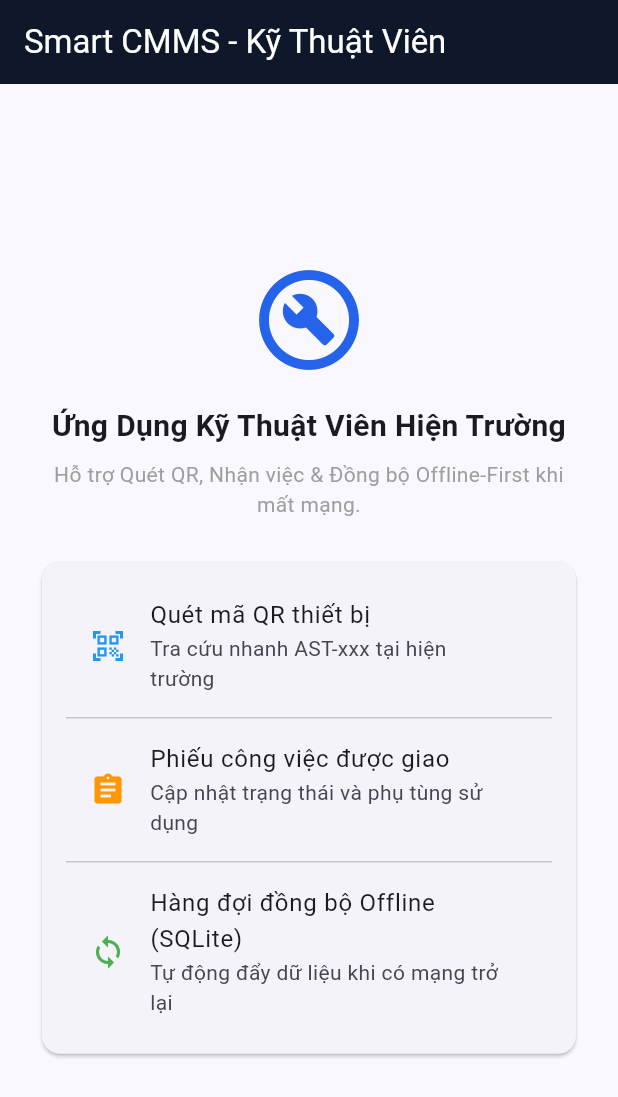
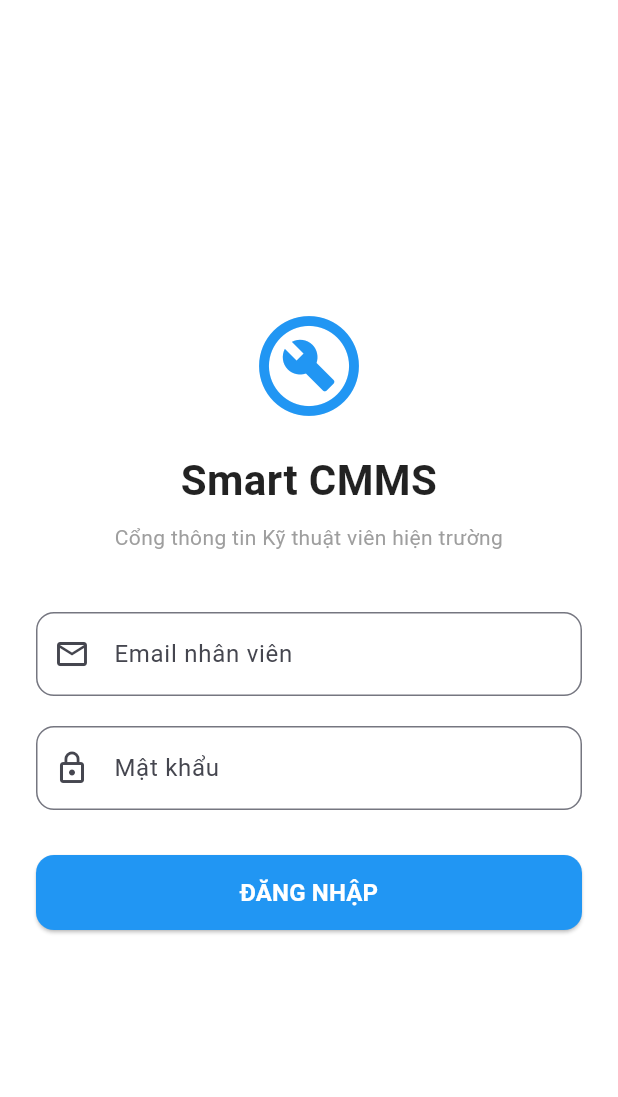
Before and after one commit to batrungtin2005/smart-cmms, a Flutter app: the screen it shows after launch, on a phone screen of 412 x 824 dp. Shown: the top 1097 px of the screen. Run offline on Flutter 3.47's test engine with Material 3 defaults, Android fonts, the phone set to English and light mode, and no system bars.

Commit message:
feat(mobile): update login screen and main configuration

```diff
--- /dev/null
+++ b/mobile/lib/login_screen.dart
@@ -0,0 +1,150 @@
+import 'package:flutter/material.dart';
+
+class LoginScreen extends StatefulWidget {
+  const LoginScreen({Key? key}) : super(key: key);
+
+  @override
+  _LoginScreenState createState() => _LoginScreenState();
+}
+
+class _LoginScreenState extends State<LoginScreen> {
+  // Khởi tạo các Controller để lấy dữ liệu người dùng nhập vào
+  final _emailController = TextEditingController();
+  final _passwordController = TextEditingController();
+
+  // Khóa form để kiểm tra validate
+  final _formKey = GlobalKey<FormState>();
+
+  bool _isLoading = false;
+
+  void _handleLogin() {
+    // Kiểm tra các trường nhập liệu có hợp lệ hay không
+    if (_formKey.currentState!.validate()) {
+      setState(() {
+        _isLoading = true;
+      });
+
+      // Giả lập quá trình gọi API đăng nhập và lưu token (Sẽ thay bằng API thật của Backend sau)
+      Future.delayed(const Duration(seconds: 2), () {
+        setState(() {
+          _isLoading = false;
+        });
+
+        // Thông báo đăng nhập thành công (Sau này sẽ chuyển hướng sang màn hình chính)
+        ScaffoldMessenger.of(context).showSnackBar(
+          const SnackBar(content: Text('Đăng nhập thành công! Đã lưu Token.')),
+        );
+      });
+    }
+  }
+
+  @override
+  Widget build(BuildContext context) {
+    return Scaffold(
+      backgroundColor: Colors.white,
+      body: Center(
+        child: SingleChildScrollView(
+          padding: const EdgeInsets.all(24.0),
+          child: Form(
+            key: _formKey,
+            child: Column(
+              mainAxisAlignment: MainAxisAlignment.center,
+              crossAxisAlignment: CrossAxisAlignment.stretch,
+              children: [
+                // Logo hoặc tiêu đề ứng dụng
+                const Icon(
+                  Icons.build_circle_outlined,
+                  size: 80,
+                  color: Colors.blue,
+                ),
+                const SizedBox(height: 16),
+                const Text(
+                  'Smart CMMS',
+                  textAlign: TextAlign.center,
+                  style: TextStyle(
+                    fontSize: 28,
+                    fontWeight: FontWeight.bold,
+                    color: Colors.black87,
+                  ),
+                ),
+                const SizedBox(height: 8),
+                const Text(
+                  'Cổng thông tin Kỹ thuật viên hiện trường',
+                  textAlign: TextAlign.center,
+                  style: TextStyle(fontSize: 14, color: Colors.grey),
+                ),
+                const SizedBox(height: 40),
+
+                // Ô nhập Email / Tên đăng nhập
+                TextFormField(
+                  controller: _emailController,
+                  decoration: InputDecoration(
+                    labelText: 'Email nhân viên',
+                    prefixIcon: const Icon(Icons.email_outlined),
+                    border: OutlineInputBorder(
+                      borderRadius: BorderRadius.circular(12),
+                    ),
+                  ),
+                  validator: (value) {
+                    if (value == null || value.isEmpty) {
+                      return 'Vui lòng nhập email của bạn';
+                    }
+                    return null;
+                  },
+                ),
+                const SizedBox(height: 20),
+
+                // Ô nhập Mật khẩu
+                TextFormField(
+                  controller: _passwordController,
+                  obscureText: true, // Ẩn mật khẩu
+                  decoration: InputDecoration(
+                    labelText: 'Mật khẩu',
+                    prefixIcon: const Icon(Icons.lock_outline),
+                    border: OutlineInputBorder(
+                      borderRadius: BorderRadius.circular(12),
+                    ),
+                  ),
+                  validator: (value) {
+                    if (value == null || value.isEmpty) {
+                      return 'Vui lòng nhập mật khẩu';
+                    }
+                    if (value.length < 6) {
+                      return 'Mật khẩu phải có ít nhất 6 ký tự';
+                    }
+                    return null;
+                  },
+                ),
+                const SizedBox(height: 30),
+
+                // Nút Đăng nhập
+                SizedBox(
+                  height: 50,
+                  child: ElevatedButton(
+                    onPressed: _isLoading ? null : _handleLogin,
+                    style: ElevatedButton.styleFrom(
+                      backgroundColor: Colors.blue,
+                      shape: RoundedRectangleBorder(
+                        borderRadius: BorderRadius.circular(12),
+                      ),
+                    ),
+                    child: _isLoading
+                        ? const CircularProgressIndicator(color: Colors.white)
+                        : const Text(
+                            'ĐĂNG NHẬP',
+                            style: TextStyle(
+                              fontSize: 16,
+                              fontWeight: FontWeight.bold,
+                              color: Colors.white,
+                            ),
+                          ),
+                  ),
+                ),
+              ],
+            ),
+          ),
+        ),
+      ),
+    );
+  }
+}
--- a/mobile/lib/main.dart
+++ b/mobile/lib/main.dart
@@ -1,4 +1,5 @@
 import 'package:flutter/material.dart';
+import 'login_screen.dart';
 
 void main() {
   runApp(const SmartCmmsApp());
@@ -16,8 +17,7 @@ class SmartCmmsApp extends StatelessWidget {
         colorScheme: ColorScheme.fromSeed(seedColor: const Color(0xFF2563EB)),
         useMaterial3: true,
       ),
-      home: const TechnicianHomePage(),
-    );
+        home: LoginScreen(),     );
   }
 }
 
```
